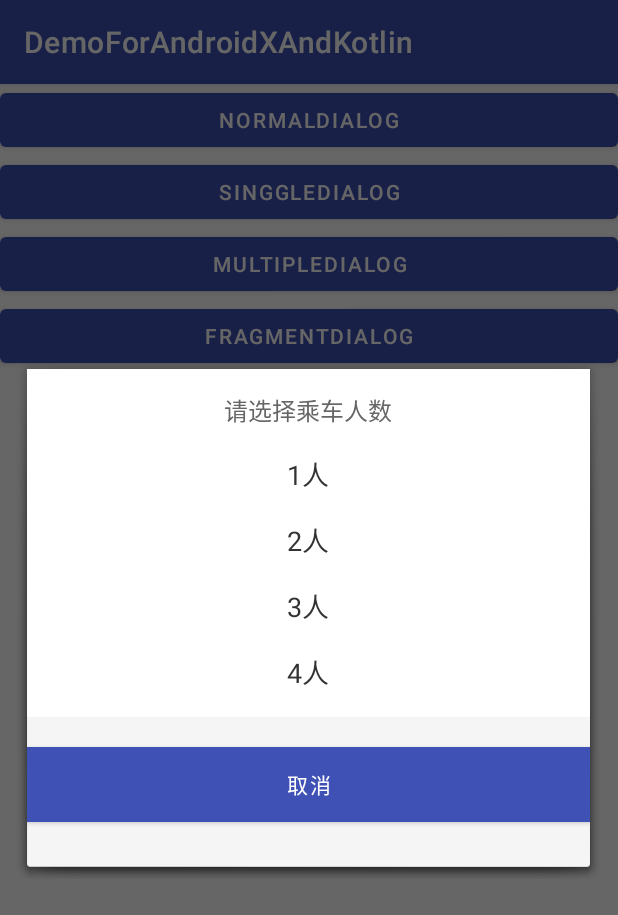
After one commit to sunheihei/DemoForAndroidxAndKotlin, an Android app: the fragment DialogFraDemo placed in its activity, on a phone screen of 412 x 824 dp. The commit adds this screen. Shown: the top 915 px of the screen. Run offline under Robolectric (Android 15) with nearby library versions, the phone set to English and light mode, and no system bars; Roboto replaces fonts that are not available here.

Commit message:
DialogDemo提交

```diff
--- a/app/build.gradle
+++ b/app/build.gradle
@@ -30,6 +30,7 @@ dependencies {
     implementation 'androidx.core:core-ktx:1.3.0'
     implementation 'androidx.appcompat:appcompat:1.1.0'
     implementation 'androidx.constraintlayout:constraintlayout:1.1.3'
+    implementation 'androidx.legacy:legacy-support-v4:1.0.0'
     testImplementation 'junit:junit:4.12'
     api 'com.google.android.material:material:1.3.0-alpha01'
     androidTestImplementation 'androidx.test.ext:junit:1.1.1'
--- a/app/src/main/AndroidManifest.xml
+++ b/app/src/main/AndroidManifest.xml
@@ -9,7 +9,8 @@
         android:roundIcon="@mipmap/ic_launcher_round"
         android:supportsRtl="true"
         android:theme="@style/AppTheme">
-        <activity android:name=".StyleAndTheme.StyleAndThemeActivity"></activity>
+        <activity android:name=".Dialog.DialogDemoActivity"></activity>
+        <activity android:name=".StyleAndTheme.StyleAndThemeActivity" />
         <activity android:name=".MainActivity">
             <intent-filter>
                 <action android:name="android.intent.action.MAIN" />
--- /dev/null
+++ b/app/src/main/java/com/sunexample/demoforandroidxandkotlin/Dialog/DialogFraDemo.kt
@@ -0,0 +1,74 @@
+package com.sunexample.demoforandroidxandkotlin.Dialog
+
+import android.graphics.Color
+import android.graphics.drawable.ColorDrawable
+import android.os.Bundle
+import android.view.*
+import androidx.fragment.app.DialogFragment
+import com.sunexample.demoforandroidxandkotlin.R
+
+
+class DialogFraDemo : DialogFragment() {
+
+    companion object {
+        fun Instance() = DialogFraDemo()
+    }
+
+    override fun onCreate(savedInstanceState: Bundle?) {
+        super.onCreate(savedInstanceState)
+        setStyle(DialogFragment.STYLE_NO_TITLE, android.R.style.Theme_Holo_Light_Dialog_MinWidth);
+    }
+
+    override fun onCreateView(
+        inflater: LayoutInflater,
+        container: ViewGroup?,
+        savedInstanceState: Bundle?
+    ): View? {
+
+        val wd = dialog!!.window
+        val params = wd!!.getAttributes()
+        params.gravity = Gravity.CENTER or Gravity.CENTER_HORIZONTAL
+//        params.windowAnimations = R.style.bottomSheet_animation
+        wd.attributes = params
+        wd.requestFeature(Window.FEATURE_NO_TITLE)
+        dialog!!.setCanceledOnTouchOutside(true)
+//        wd.setBackgroundDrawable(ColorDrawable(Color.TRANSPARENT))
+
+
+        val view = inflater.inflate(R.layout.fragment_dialog, container)
+        return view
+    }
+    /**
+     *  常规使用
+     */
+//    override fun onCreateDialog(savedInstanceState: Bundle?): Dialog {
+//
+//        var builder: AlertDialog.Builder = AlertDialog.Builder(requireActivity());
+//        // 设置主题的构造方法
+//        // AlertDialog.Builder builder = new AlertDialog.Builder(getActivity(), R.style.CustomDialog);
+//        builder.setTitle("注意：")
+//            .setMessage("是否退出应用？")
+//            .setPositiveButton("确定", null)
+//            .setNegativeButton("取消", null)
+//            .setCancelable(false);
+//        //builder.show(); // 不能在这里使用 show() 方法
+//        return builder.create();
+//
+//    }
+
+    /**
+     *  自定义View
+     */
+
+//    override fun onCreateDialog(savedInstanceState: Bundle?): Dialog {
+//        var inflater: LayoutInflater = requireActivity().layoutInflater
+//        var view = inflater.inflate(R.layout.fragment_dialog, null)
+//        val dialog = Dialog(requireActivity(),0);
+//        // 关闭标题栏，setContentView() 之前调用
+////        dialog.requestWindowFeature(Window.FEATURE_NO_TITLE);
+////          设置主题的构造方法
+////           Dialog dialog = new Dialog(getActivity(), R.style.CustomDialog);
+//        dialog.setContentView(view)
+//        return dialog
+//    }
+}
--- a/app/src/main/java/com/sunexample/demoforandroidxandkotlin/MainActivity.kt
+++ b/app/src/main/java/com/sunexample/demoforandroidxandkotlin/MainActivity.kt
@@ -3,6 +3,7 @@ package com.sunexample.demoforandroidxandkotlin
 import android.content.Intent
 import androidx.appcompat.app.AppCompatActivity
 import android.os.Bundle
+import com.sunexample.demoforandroidxandkotlin.Dialog.DialogDemoActivity
 import com.sunexample.demoforandroidxandkotlin.StyleAndTheme.StyleAndThemeActivity
 import kotlinx.android.synthetic.main.activity_main.*
 
@@ -14,6 +15,9 @@ class MainActivity : AppCompatActivity() {
         styleAndTheme.setOnClickListener {
             startActivity(Intent(this, StyleAndThemeActivity::class.java))
         }
+        dialogdemo.setOnClickListener {
+            startActivity(Intent(this, DialogDemoActivity::class.java))
+        }
 
     }
 }
--- /dev/null
+++ b/app/src/main/res/layout/activity_dialog_demo.xml
@@ -0,0 +1,39 @@
+<?xml version="1.0" encoding="utf-8"?>
+<LinearLayout xmlns:android="http://schemas.android.com/apk/res/android"
+    xmlns:app="http://schemas.android.com/apk/res-auto"
+    xmlns:tools="http://schemas.android.com/tools"
+    android:layout_width="match_parent"
+    android:layout_height="match_parent"
+    android:orientation="vertical"
+    tools:context=".Dialog.DialogDemoActivity">
+
+    <Button
+        android:id="@+id/normal_dialog"
+        android:layout_width="match_parent"
+        android:layout_height="wrap_content"
+        android:text="NormalDialog" />
+
+
+    <Button
+        android:id="@+id/single_dialog"
+        android:layout_width="match_parent"
+        android:layout_height="wrap_content"
+        android:text="SinggleDialog" />
+
+    <Button
+        android:id="@+id/multiply_dialog"
+        android:layout_width="match_parent"
+        android:layout_height="wrap_content"
+        android:text="MultipleDialog" />
+
+
+    <Button
+        android:id="@+id/fragment_dialog"
+        android:layout_width="match_parent"
+        android:layout_height="wrap_content"
+        android:text="FragmentDialog" />
+
+
+
+
+</LinearLayout>
--- a/app/src/main/res/layout/activity_main.xml
+++ b/app/src/main/res/layout/activity_main.xml
@@ -12,6 +12,11 @@
         android:layout_width="match_parent"
         android:layout_height="wrap_content"
         android:text="styleAndTheme" />
+    <Button
+        android:id="@+id/dialogdemo"
+        android:layout_width="match_parent"
+        android:layout_height="wrap_content"
+        android:text="DialogDemo" />
 
 
 </LinearLayout>
--- /dev/null
+++ b/app/src/main/res/layout/fragment_dialog.xml
@@ -0,0 +1,73 @@
+<?xml version="1.0" encoding="utf-8"?>
+<LinearLayout xmlns:android="http://schemas.android.com/apk/res/android"
+    android:layout_width="match_parent"
+    android:layout_height="wrap_content"
+    android:background="@android:color/transparent"
+    android:orientation="vertical">
+
+    <LinearLayout
+        android:layout_width="match_parent"
+        android:layout_height="wrap_content"
+        android:background="@color/white"
+        android:orientation="vertical">
+        <TextView
+            android:layout_width="match_parent"
+            android:layout_height="wrap_content"
+            android:layout_marginTop="15.5dp"
+            android:gravity="center_horizontal"
+            android:text="请选择乘车人数"
+            android:textColor="#666666"
+            android:textSize="16sp" />
+
+        <TextView
+            android:id="@+id/tv1"
+            android:layout_width="match_parent"
+            android:layout_height="wrap_content"
+            android:layout_marginTop="16.5dp"
+            android:gravity="center_horizontal"
+            android:text="1人"
+            android:textColor="#333333"
+            android:textSize="18sp" />
+
+        <TextView
+            android:id="@+id/tv2"
+            android:layout_width="match_parent"
+            android:layout_height="wrap_content"
+            android:layout_marginTop="16.5dp"
+            android:gravity="center_horizontal"
+            android:text="2人"
+            android:textColor="#333333"
+            android:textSize="18sp" />
+
+        <TextView
+            android:id="@+id/tv3"
+            android:layout_width="match_parent"
+            android:layout_height="wrap_content"
+            android:layout_marginTop="16.5dp"
+            android:gravity="center_horizontal"
+            android:text="3人"
+            android:textColor="#333333"
+            android:textSize="18sp" />
+
+        <TextView
+            android:id="@+id/tv4"
+            android:layout_width="match_parent"
+            android:layout_height="wrap_content"
+            android:layout_marginTop="16.5dp"
+            android:layout_marginBottom="16.5dp"
+            android:gravity="center_horizontal"
+            android:text="4人"
+            android:textColor="#333333"
+            android:textSize="18sp" />
+    </LinearLayout>
+
+
+    <Button
+        android:id="@+id/btn_cancel"
+        android:layout_marginTop="20dp"
+        android:layout_width="match_parent"
+        android:layout_height="50dp"
+        android:layout_marginBottom="30dp"
+        android:background="@color/white"
+        android:text="取消" />
+</LinearLayout>
--- /dev/null
+++ b/app/src/main/res/values/arrays.xml
@@ -0,0 +1,11 @@
+<?xml version="1.0" encoding="utf-8" standalone="no"?>
+<resources>
+    <string-array name="pop_size">
+        <item>Mini</item>
+        <item>Small</item>
+        <item>Normal</item>
+        <item>Medium</item>
+        <item>Big</item>
+    </string-array>
+
+</resources>
--- a/app/src/main/res/values/colors.xml
+++ b/app/src/main/res/values/colors.xml
@@ -1,9 +1,8 @@
 <?xml version="1.0" encoding="utf-8"?>
 <resources>
-    <color name="colorPrimary">#6200EE</color>
-    <color name="colorPrimaryDark">#3700B3</color>
-    <color name="colorAccent">#03DAC5</color>
-
+    <color name="colorPrimary">#3F51B5</color>
+    <color name="colorPrimaryDark">#303F9F</color>
+    <color name="colorAccent">#FF4081</color>
 
     <color name="red500">#F44336</color>
     <color name="blue500">#2196f3</color>
@@ -25,7 +24,7 @@
     <color name="black_alpha60">#99000000</color>
     <color name="black_alpha80">#cc000000</color>
 
-
+    <color name="transparent">#50000000</color>
     <!--蓝色-->
     <color name="blue_e1">#e1f5fe</color>
     <color name="blue_b3">#b3e5fc</color>
--- a/app/src/main/res/values/strings.xml
+++ b/app/src/main/res/values/strings.xml
@@ -1,3 +1,5 @@
 <resources>
     <string name="app_name">DemoForAndroidXAndKotlin</string>
+    <!-- TODO: Remove or change this placeholder text -->
+    <string name="hello_blank_fragment">Hello blank fragment</string>
 </resources>
```
Also changed, not shown: app/src/main/java/com/sunexample/demoforandroidxandkotlin/Dialog/DialogDemoActivity.kt (added, +106 -0 lines), app/src/main/res/anim/slide_in_bottom.xml (added, +8 -0 lines), app/src/main/res/anim/slide_out_bottom.xml (added, +8 -0 lines).
